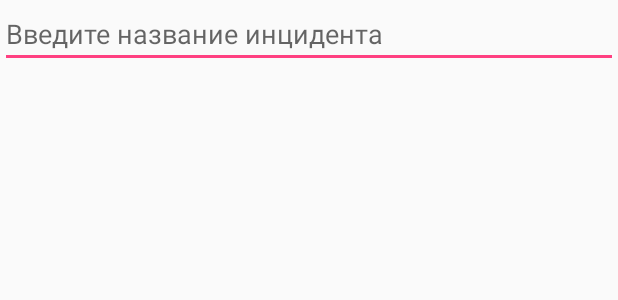
After one commit to rsdev-atk/CriminalIntent, an Android app: the layout fragment_crime.xml on its own in the app's theme, with its tools: preview values and no code run, on a phone screen of 412 x 824 dp. The commit adds this screen. Shown: the top 300 px of the screen. Run offline under Robolectric (Android 15) with nearby library versions, the phone set to English and light mode, and no system bars.

Commit message:
Глава 7

```diff
--- /dev/null
+++ b/app/src/main/res/layout/fragment_crime.xml
@@ -0,0 +1,13 @@
+<?xml version="1.0" encoding="utf-8"?>
+<LinearLayout xmlns:android="http://schemas.android.com/apk/res/android"
+    android:orientation="vertical"
+    android:layout_width="match_parent"
+    android:layout_height="match_parent">
+
+    <EditText
+        android:id="@+id/crime_title"
+        android:layout_width="match_parent"
+        android:layout_height="wrap_content"
+        android:hint="@string/crime_title_hint"/>
+
+</LinearLayout>
--- a/app/src/main/res/values/strings.xml
+++ b/app/src/main/res/values/strings.xml
@@ -1,3 +1,4 @@
 <resources>
     <string name="app_name">CriminalIntent</string>
+    <string name="crime_title_hint">Введите название инцидента</string>
 </resources>
```
Also changed, not shown: app/src/main/java/ru/rsdev/criminalintent/CrimeActivity.java (+10 -0 lines), app/src/main/java/ru/rsdev/criminalintent/CrimeFragment.java (added, +49 -0 lines).
